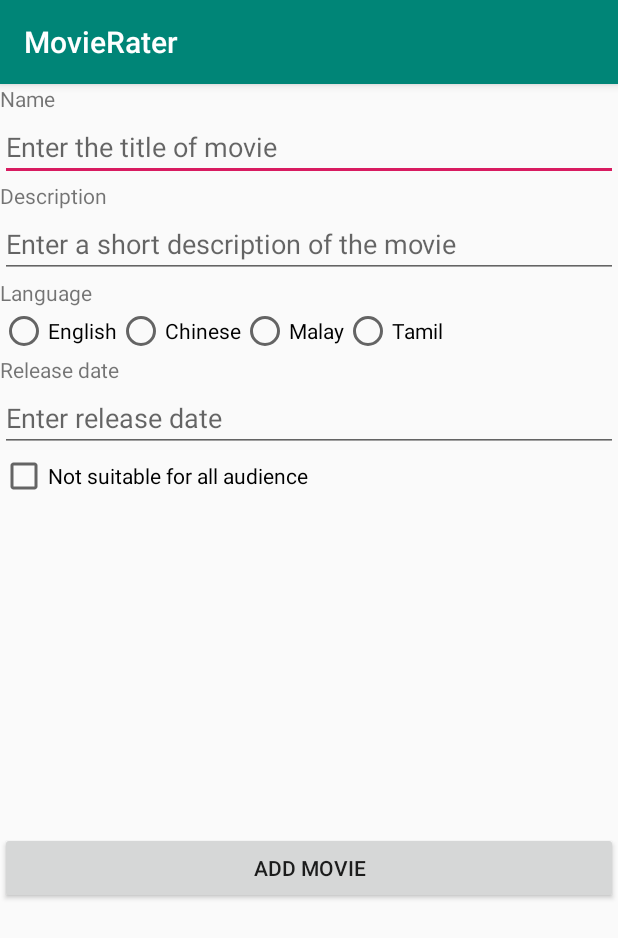
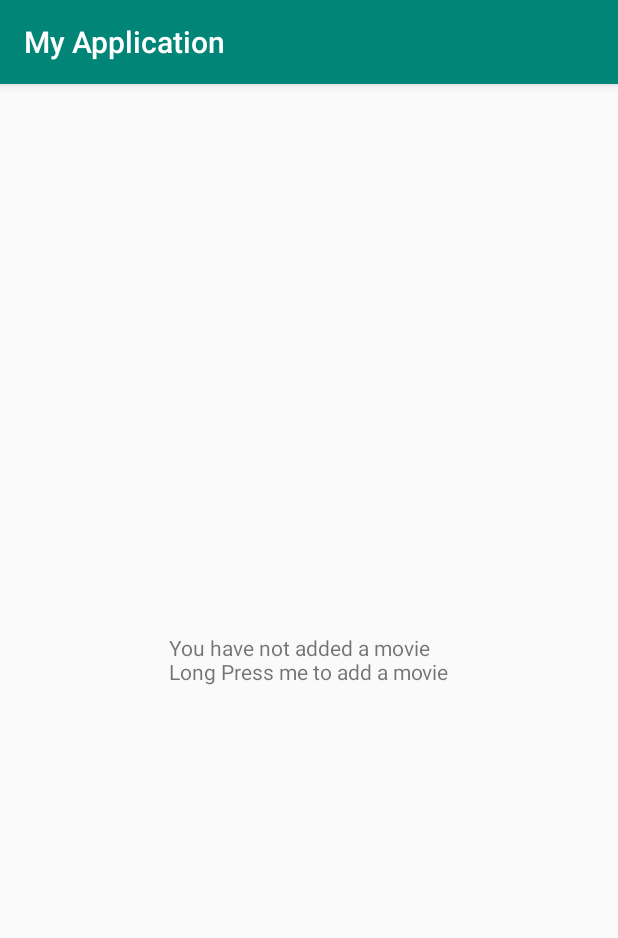
Before and after one commit to peishan31/movie-rater-app, an Android app: the screen it shows after launch (MainActivity before the commit, LandingPage after it), on a phone screen of 412 x 824 dp. Shown: the top 938 px of the screen. Run offline under Robolectric (Android 15) with nearby library versions, the phone set to English and light mode, and no system bars; libraries missing offline, so code that uses them is left out: sg.edu.nyp.

Commit message:
Fixing file directory update

```diff
--- a/MovieReview_Intermediate/app/build.gradle
+++ b/MovieReview_Intermediate/app/build.gradle
@@ -7,8 +7,8 @@ apply plugin: 'kotlin-android-extensions'
 android {
     compileSdkVersion 28
     defaultConfig {
-        applicationId "sg.edu.nyp.mymail.a171846z.moviereview"
-        minSdkVersion 27
+        applicationId "sg.edu.nyp.a171846z.myapplication"
+        minSdkVersion 25
         targetSdkVersion 28
         versionCode 1
         versionName "1.0"
@@ -24,7 +24,7 @@ android {
 
 dependencies {
     implementation fileTree(dir: 'libs', include: ['*.jar'])
-    implementation "org.jetbrains.kotlin:kotlin-stdlib-jdk7:$kotlin_version"
+    implementation"org.jetbrains.kotlin:kotlin-stdlib-jdk7:$kotlin_version"
     implementation 'com.android.support:appcompat-v7:28.0.0'
     implementation 'com.android.support.constraint:constraint-layout:1.1.3'
     testImplementation 'junit:junit:4.12'
--- /dev/null
+++ b/MovieReview_Intermediate/app/src/main/java/sg/edu/nyp/a171846z/myapplication/LandingPage.kt
@@ -0,0 +1,35 @@
+package sg.edu.nyp.a171846z.myapplication
+
+import android.support.v7.app.AppCompatActivity
+import android.os.Bundle
+import android.view.ContextMenu
+import android.view.MenuItem
+import android.view.View
+import kotlinx.android.synthetic.main.activity_landing_page.*
+
+class LandingPage : AppCompatActivity() {
+
+    override fun onCreate(savedInstanceState: Bundle?) {
+        super.onCreate(savedInstanceState)
+        setContentView(R.layout.activity_landing_page)
+
+        registerForContextMenu(tvAddMovie)
+    }
+
+    override fun onCreateContextMenu(menu: ContextMenu?, v: View?, menuInfo: ContextMenu.ContextMenuInfo?) {
+        super.onCreateContextMenu(menu, v, menuInfo)
+
+        if (v?.id == R.id.tvAddMovie) {
+            menu?.add(1,1001,1, "Add")
+        }
+    }
+
+    override fun onContextItemSelected(item: MenuItem?): Boolean {
+
+        if (item?.itemId == 1001){
+            // to another page
+        }
+
+        return super.onContextItemSelected(item)
+    }
+}
--- /dev/null
+++ b/MovieReview_Intermediate/app/src/main/res/layout/activity_landing_page.xml
@@ -0,0 +1,18 @@
+<?xml version="1.0" encoding="utf-8"?>
+<RelativeLayout
+        xmlns:android="http://schemas.android.com/apk/res/android"
+        xmlns:tools="http://schemas.android.com/tools"
+
+        android:layout_width="match_parent"
+        android:layout_height="match_parent"
+        tools:context=".LandingPage"
+        android:orientation="vertical">
+
+    <TextView
+            android:id="@+id/tvAddMovie"
+            android:layout_width="wrap_content"
+            android:layout_height="wrap_content"
+            android:text="@string/landingPage_addMovie"
+            android:layout_centerInParent="true"/>
+
+</RelativeLayout>
--- a/MovieReview_Intermediate/app/src/main/res/layout/activity_main.xml
+++ /dev/null
@@ -1,104 +0,0 @@
-<?xml version="1.0" encoding="utf-8"?>
-<LinearLayout
-        xmlns:android="http://schemas.android.com/apk/res/android"
-        xmlns:tools="http://schemas.android.com/tools"
-        xmlns:app="http://schemas.android.com/apk/res-auto"
-        android:layout_width="match_parent"
-        android:layout_height="match_parent"
-        android:orientation="vertical"
-        tools:context=".MainActivity">
-
-    <TextView
-            android:layout_width="wrap_content"
-            android:layout_height="wrap_content"
-            android:text="@string/activityMain_tvName"/>
-    <EditText
-            android:id="@+id/tbName"
-            android:layout_width="match_parent"
-            android:layout_height="wrap_content"
-            android:hint="@string/activityMain_etName"/>
-
-    <TextView
-            android:layout_width="wrap_content"
-            android:layout_height="wrap_content"
-            android:text="@string/activityMain_tvDescription"/>
-    <EditText
-            android:id="@+id/tbDescription"
-            android:layout_width="match_parent"
-            android:layout_height="wrap_content"
-            android:hint="@string/activityMain_etDescription"/>
-
-    <TextView
-            android:layout_width="wrap_content"
-            android:layout_height="wrap_content"
-            android:text="@string/viewMovie_activityMain_tvLanguage"/>
-    <RadioGroup
-            android:id="@+id/radioLanguage"
-            android:layout_width="match_parent"
-            android:layout_height="wrap_content"
-            android:orientation="horizontal">
-        <RadioButton
-                android:layout_width="wrap_content"
-                android:layout_height="wrap_content"
-                android:text="@string/activityMain_rbEnglish"/>
-        <RadioButton
-                android:layout_width="wrap_content"
-                android:layout_height="wrap_content"
-                android:text="@string/activityMain_rbChinese"/>
-        <RadioButton
-                android:layout_width="wrap_content"
-                android:layout_height="wrap_content"
-                android:text="@string/activityMain_rbMalay"/>
-        <RadioButton
-                android:layout_width="wrap_content"
-                android:layout_height="wrap_content"
-                android:text="@string/activityMain_rbTamil"/>
-    </RadioGroup>
-
-    <TextView
-            android:layout_width="wrap_content"
-            android:layout_height="wrap_content"
-            android:text="@string/viewMovie_activityMain_tvReleaseDate"/>
-    <EditText
-            android:id="@+id/tbReleaseDate"
-            android:layout_width="match_parent"
-            android:layout_height="wrap_content"
-            android:inputType="date"
-            android:hint="@string/activityMain_etReleaseDate"/>
-
-    <RelativeLayout
-            android:layout_width="match_parent"
-            android:layout_height="wrap_content">
-        <CheckBox
-                android:layout_width="wrap_content"
-                android:layout_height="wrap_content"
-                android:text="@string/activityMain_chkNotSuitableForAudience"
-                android:id="@+id/chkNotSuitableForAudience"/>
-        <CheckBox
-                android:layout_width="wrap_content"
-                android:layout_height="wrap_content"
-                android:text="@string/activityMain_chkViolence"
-                android:id="@+id/chkViolence"
-                android:layout_below="@id/chkNotSuitableForAudience"
-                android:visibility="gone"/>
-        <CheckBox
-                android:layout_width="match_parent"
-                android:layout_height="wrap_content"
-                android:text="@string/activityMain_chkLanguage"
-                android:id="@+id/chkLanguage"
-                android:layout_toRightOf="@id/chkNotSuitableForAudience"
-                android:layout_below="@id/chkNotSuitableForAudience"
-                android:visibility="gone"/>
-
-    </RelativeLayout>
-    <RelativeLayout
-            android:layout_width="match_parent"
-            android:layout_height="match_parent">
-        <Button
-                android:layout_width="match_parent"
-                android:layout_height="wrap_content"
-                android:text="@string/activityMain_btnAddMovie"
-                android:layout_centerInParent="true"
-                android:onClick="btnAddMovie"/>
-    </RelativeLayout>
-</LinearLayout>
--- a/MovieReview_Intermediate/app/src/main/res/values/strings.xml
+++ b/MovieReview_Intermediate/app/src/main/res/values/strings.xml
@@ -1,35 +1,4 @@
 <resources>
-    <string name="app_name">MovieRater</string>
-    <!--View movie details-->
-    <string name="viewMovie_tvTitle">Title:</string>
-    <string name="viewMovie_tvOverview">Overview:</string>
-    <string name="viewMovie_activityMain_tvSuitableForChildrenBelow13">Suitable for children below 13:</string>
-    <string name="viewMovie_tvLanguage">Language:</string>
-    <string name="viewMovie_tvReleaseDate">Release date:</string>
-    <!--//View movie details-->
-    <!--Activity Main-->
-    <string name="activityMain_tvName">Name</string>
-    <string name="activityMain_tvDescription">Description</string>
-
-    <string name="activityMain_etName">Enter the title of movie</string>
-    <string name="activityMain_etDescription">Enter a short description of the movie</string>
-    <string name="activityMain_etReleaseDate">Enter release date</string>
-
-    <string name="activityMain_rbEnglish">English</string>
-    <string name="activityMain_rbChinese">Chinese</string>
-    <string name="activityMain_rbMalay">Malay</string>
-    <string name="activityMain_rbTamil">Tamil</string>
-
-    <string name="activityMain_chkNotSuitableForAudience">Not suitable for all audience</string>
-    <string name="activityMain_chkViolence">Violence</string>
-    <string name="activityMain_chkLanguage">Language</string>
-
-    <string name="activityMain_btnAddMovie">ADD MOVIE</string>
-    <!--//Activity Main-->
-    <!--Rate Movie-->
-    <string name="rateMovie_tvEnter">Enter your review for the movie : </string>
-    <string name="rateMovie_etView">Share your view on the show</string>
-    <!--//Rate Movie-->
-    <string name="viewMovie_activityMain_tvLanguage">Language</string>
-    <string name="viewMovie_activityMain_tvReleaseDate">Release date</string>
+    <string name="app_name">My Application</string>
+    <string name="landingPage_addMovie">You have not added a movie\nLong Press me to add a movie</string>
 </resources>
--- a/MovieReview_Intermediate/build.gradle
+++ b/MovieReview_Intermediate/build.gradle
@@ -1,7 +1,7 @@
 // Top-level build file where you can add configuration options common to all sub-projects/modules.
 
 buildscript {
-    ext.kotlin_version = '1.3.0'
+    ext.kotlin_version = '1.3.10'
     repositories {
         google()
         jcenter()
```
Also changed, not shown: MovieReview_Intermediate/app/src/main/AndroidManifest.xml (+2 -8 lines), MovieReview_Intermediate/app/src/main/java/sg/edu/nyp/mymail/a171846z/moviereview/MainActivity.kt (deleted, +0 -80 lines), MovieReview_Intermediate/app/src/main/java/sg/edu/nyp/mymail/a171846z/moviereview/RateMovie.kt (deleted, +0 -16 lines), MovieReview_Intermediate/app/src/main/java/sg/edu/nyp/mymail/a171846z/moviereview/ViewMovieDetails.kt (deleted, +0 -45 lines), MovieReview_Intermediate/app/src/main/res/layout/activity_rate_movie.xml (deleted, +0 -35 lines), MovieReview_Intermediate/app/src/main/res/layout/activity_view_movie_details.xml (deleted, +0 -149 lines), MovieReview_Intermediate/app/src/main/res/drawable/movie_icon.jpg (deleted), 4 other files.
